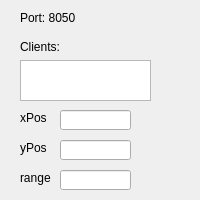
Qt form dialog.ui (baradoid/polden-bino-launcher) before a commit.
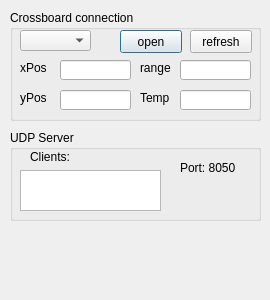
The same form after that commit.

Diff of the .ui file:
```diff
--- a/dialog.ui
+++ b/dialog.ui
@@ -6,40 +6,65 @@
    <rect>
     <x>0</x>
     <y>0</y>
-    <width>200</width>
-    <height>200</height>
+    <width>270</width>
+    <height>300</height>
    </rect>
   </property>
   <property name="minimumSize">
    <size>
-    <width>200</width>
-    <height>200</height>
+    <width>270</width>
+    <height>300</height>
    </size>
   </property>
   <property name="maximumSize">
    <size>
-    <width>200</width>
-    <height>200</height>
+    <width>270</width>
+    <height>300</height>
    </size>
   </property>
   <property name="windowTitle">
    <string>Bino-launcher</string>
   </property>
+  <widget class="QGroupBox" name="groupBox">
+   <property name="geometry">
+    <rect>
+     <x>10</x>
+     <y>130</y>
+     <width>251</width>
+     <height>91</height>
+    </rect>
+   </property>
+   <property name="title">
+    <string>UDP Server</string>
+   </property>
   <widget class="QListWidget" name="listWidgetClients">
    <property name="geometry">
     <rect>
-     <x>20</x>
-     <y>60</y>
-     <width>131</width>
+      <x>10</x>
+      <y>40</y>
+      <width>141</width>
      <height>41</height>
     </rect>
    </property>
   </widget>
+   <widget class="QLabel" name="label_2">
+    <property name="geometry">
+     <rect>
+      <x>170</x>
+      <y>30</y>
+      <width>61</width>
+      <height>16</height>
+     </rect>
+    </property>
+    <property name="text">
+     <string>Port: 8050</string>
+    </property>
+   </widget>
   <widget class="QLabel" name="label">
    <property name="geometry">
     <rect>
      <x>20</x>
-     <y>40</y>
+      <y>20</y>
      <width>47</width>
      <height>13</height>
     </rect>
@@ -48,24 +73,50 @@
     <string>Clients:</string>
    </property>
   </widget>
-  <widget class="QLabel" name="label_2">
+  </widget>
+  <widget class="QGroupBox" name="groupBox_2">
    <property name="geometry">
     <rect>
-     <x>20</x>
+     <x>10</x>
      <y>10</y>
-     <width>61</width>
+     <width>251</width>
+     <height>111</height>
+    </rect>
+   </property>
+   <property name="title">
+    <string>Crossboard connection</string>
+   </property>
+   <widget class="QLabel" name="label_6">
+    <property name="geometry">
+     <rect>
+      <x>130</x>
+      <y>80</y>
+      <width>31</width>
      <height>16</height>
     </rect>
    </property>
    <property name="text">
-    <string>Port: 8050</string>
+     <string>Temp</string>
+    </property>
+   </widget>
+   <widget class="QLabel" name="label_5">
+    <property name="geometry">
+     <rect>
+      <x>130</x>
+      <y>50</y>
+      <width>31</width>
+      <height>16</height>
+     </rect>
+    </property>
+    <property name="text">
+     <string>range</string>
    </property>
   </widget>
   <widget class="QLineEdit" name="lineEditEnc1">
    <property name="geometry">
     <rect>
-     <x>60</x>
-     <y>110</y>
+      <x>50</x>
+      <y>50</y>
      <width>71</width>
      <height>20</height>
     </rect>
@@ -74,24 +125,11 @@
     <bool>true</bool>
    </property>
   </widget>
-  <widget class="QLineEdit" name="lineEditEnc2">
+   <widget class="QLineEdit" name="lineEditRange_2">
    <property name="geometry">
     <rect>
-     <x>60</x>
-     <y>140</y>
-     <width>71</width>
-     <height>20</height>
-    </rect>
-   </property>
-   <property name="readOnly">
-    <bool>true</bool>
-   </property>
-  </widget>
-  <widget class="QLineEdit" name="lineEditRange">
-   <property name="geometry">
-    <rect>
-     <x>60</x>
-     <y>170</y>
+      <x>170</x>
+      <y>80</y>
      <width>71</width>
      <height>20</height>
     </rect>
@@ -103,8 +141,8 @@
   <widget class="QLabel" name="label_3">
    <property name="geometry">
     <rect>
-     <x>20</x>
-     <y>110</y>
+      <x>10</x>
+      <y>50</y>
      <width>31</width>
      <height>16</height>
     </rect>
@@ -116,8 +154,8 @@
   <widget class="QLabel" name="label_4">
    <property name="geometry">
     <rect>
-     <x>20</x>
-     <y>140</y>
+      <x>10</x>
+      <y>80</y>
      <width>31</width>
      <height>16</height>
     </rect>
@@ -126,18 +164,68 @@
     <string>yPos</string>
    </property>
   </widget>
-  <widget class="QLabel" name="label_5">
+   <widget class="QLineEdit" name="lineEditEnc2">
    <property name="geometry">
     <rect>
-     <x>20</x>
-     <y>170</y>
-     <width>31</width>
-     <height>16</height>
-    </rect>
-   </property>
+      <x>50</x>
+      <y>80</y>
+      <width>71</width>
+      <height>20</height>
+     </rect>
+    </property>
+    <property name="readOnly">
+     <bool>true</bool>
+    </property>
+   </widget>
+   <widget class="QLineEdit" name="lineEditRange">
+    <property name="geometry">
+     <rect>
+      <x>170</x>
+      <y>50</y>
+      <width>71</width>
+      <height>20</height>
+     </rect>
+    </property>
+    <property name="readOnly">
+     <bool>true</bool>
+    </property>
+   </widget>
+   <widget class="QComboBox" name="comComboBox">
+    <property name="geometry">
+     <rect>
+      <x>10</x>
+      <y>20</y>
+      <width>71</width>
+      <height>21</height>
+     </rect>
+    </property>
+   </widget>
+   <widget class="QPushButton" name="pushButtonComOpen">
+    <property name="geometry">
+     <rect>
+      <x>110</x>
+      <y>20</y>
+      <width>62</width>
+      <height>23</height>
+     </rect>
+    </property>
    <property name="text">
-    <string>range</string>
-   </property>
+     <string>open</string>
+    </property>
+   </widget>
+   <widget class="QPushButton" name="pushButton_refreshCom">
+    <property name="geometry">
+     <rect>
+      <x>180</x>
+      <y>20</y>
+      <width>62</width>
+      <height>23</height>
+     </rect>
+    </property>
+    <property name="text">
+     <string>refresh</string>
+    </property>
+   </widget>
   </widget>
  </widget>
  <layoutdefault spacing="6" margin="11"/>
```
Lines whose indentation alone changed are shown as unchanged.
